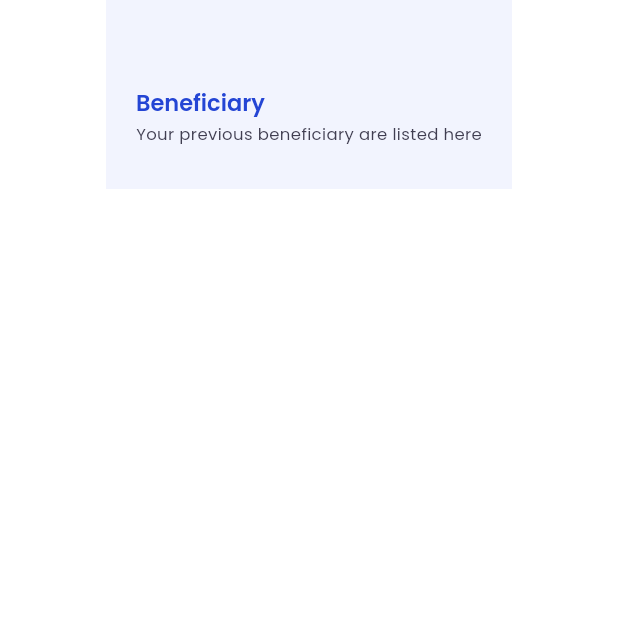
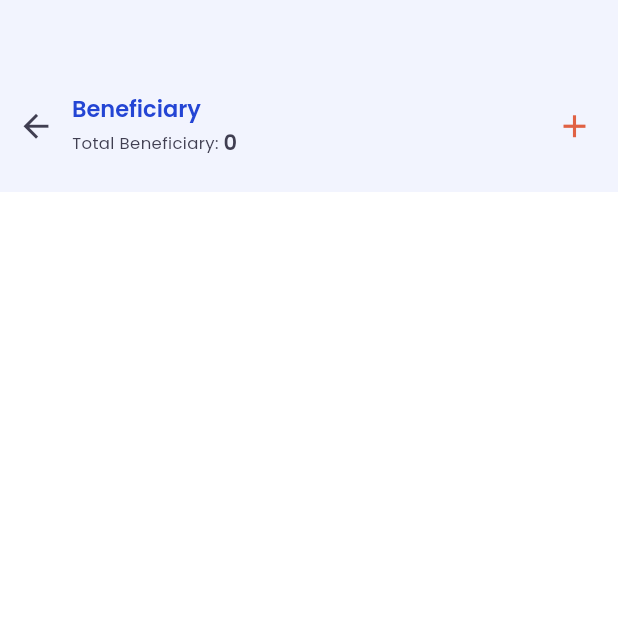
Before and after one commit to kin-mynthone/mynthone, a Flutter app: the BeneficiaryView screen opened by its route, on a phone screen of 412 x 824 dp, the top half of it. Run offline on Flutter 3.47's test engine with Material 3 defaults, Android fonts, the phone set to English and light mode, and no system bars; our stand-ins replace card_swiper, connectivity_plus, device_preview, flip_card, flutter_dotenv, flutter_form_builder and 14 more; accounts and stored records are empty; network calls fail.

Commit message:
display benef list

```diff
--- a/lib/app/features/beneficiary/views/beneficiary_view.dart
+++ b/lib/app/features/beneficiary/views/beneficiary_view.dart
@@ -1,9 +1,12 @@
 import 'package:flutter/material.dart';
+import 'package:flutter_svg/flutter_svg.dart';
 import 'package:get/get.dart';
 
+import '../../../helpers/asset_path_helper.dart';
 import '../../../helpers/log_helper.dart';
 import '../../../models/beneficiary_model.dart';
 import '../../../themes/app_colors.dart';
+import '../../../widgets/go_back_button_widget.dart';
 import '../controllers/beneficiary_controller.dart';
 
 class BeneficiaryView extends StatefulWidget {
@@ -64,8 +67,18 @@ class _HeaderWidget extends GetView<BeneficiaryController> {
   @override
   Widget build(BuildContext context) {
     return Container(
-      padding: const EdgeInsets.fromLTRB(20, 60, 20, 20),
+      padding: const EdgeInsets.fromLTRB(0, 60, 5, 20),
       color: AppColors.hF2F4FE,
+      child: Column(
+        crossAxisAlignment: CrossAxisAlignment.start,
+        children: [
+          Row(
+            children: [
+              GoBackButton(
+                onPressed: () => Get.back(closeOverlays: true),
+                iconColor: AppColors.h403E51,
+              ),
+              Expanded(
                 child: Column(
                   crossAxisAlignment: CrossAxisAlignment.start,
                   children: [
@@ -77,13 +90,42 @@ class _HeaderWidget extends GetView<BeneficiaryController> {
                           ),
                     ),
                     const SizedBox(height: 5),
+                    Row(
+                      children: [
                         Text(
-            'Your previous beneficiary are listed here',
-            style: Theme.of(context).textTheme.bodyMedium?.copyWith(
+                          'Total Beneficiary: ',
+                          style:
+                              Theme.of(context).textTheme.bodyMedium?.copyWith(
                                     color: AppColors.h403E51,
                                   ),
                         ),
-          const SizedBox(height: 10),
+                        Obx(() => Text(
+                              '${controller.beneficiary.length}',
+                              style: Theme.of(context)
+                                  .textTheme
+                                  .titleLarge
+                                  ?.copyWith(
+                                    color: AppColors.h403E51,
+                                    fontSize: 14,
+                                  ),
+                            )),
+                      ],
+                    ),
+                  ],
+                ),
+              ),
+              IconButton(
+                onPressed: () {},
+                icon: const Icon(
+                  Icons.add_outlined,
+                  color: AppColors.hE06144,
+                  size: 25,
+                ),
+              ),
+            ],
+          ),
+
+          //  const _SearchFormField(),
         ],
       ),
     );
--- a/lib/app/features/dashboard/bindings/dashboard_binding.dart
+++ b/lib/app/features/dashboard/bindings/dashboard_binding.dart
@@ -12,7 +12,7 @@ class DashboardBinding extends Bindings {
     Get.put(HomeController());
     Get.put(HomeStatementController());
     // Get.put(HomeCardsController());
-    // Get.put(CardListController());
+    // Get.put(CardController());
     Get.put(StatementController());
     Get.put(BeneficiaryController());
   }
--- a/lib/app/features/dashboard/widgets/dashboard_body_widget.dart
+++ b/lib/app/features/dashboard/widgets/dashboard_body_widget.dart
@@ -10,7 +10,7 @@ class _DashboardBodyWidget extends GetView<DashboardController> {
         index: controller.bottomNavCurrentIndex,
         children: const [
           Center(child: HomeView()),
-          //  Center(child: CardListView()),
+          //  Center(child: CardView()),
           Center(child: StatementView()),
           Center(child: Text('page4')),
         ],
--- /dev/null
+++ b/lib/app/features/dashboard_card/bindings/card_binding.dart
@@ -0,0 +1,10 @@
+import 'package:get/get.dart';
+
+import '../controllers/card_controller.dart';
+
+class CardBinding extends Bindings {
+  @override
+  void dependencies() {
+    Get.put(CardController());
+  }
+}
--- a/lib/app/features/dashboard_card_list/controllers/card_list_controller.dart
+++ b/lib/app/features/dashboard_card/controllers/card_controller.dart
@@ -4,8 +4,8 @@ import '../../../models/debit_card_model.dart';
 
 enum CardListStatus { initial, loading, succeeded, error }
 
-class CardListController extends GetxController {
-  static CardListController get find => Get.find();
+class CardController extends GetxController {
+  static CardController get find => Get.find();
 
   final _status = CardListStatus.initial.obs;
   Rx<CardListStatus> get status => _status;
@@ -18,7 +18,7 @@ class CardListController extends GetxController {
   List<DebitCard> get debitCards => _debitCard;
 
   String get currentState =>
-      'CardListController(status: ${_status.value},  errorMessage: ${_errorMessage.value}, debitCardLength: ${_debitCard.length}, )';
+      'CardController(status: ${_status.value},  errorMessage: ${_errorMessage.value}, debitCardLength: ${_debitCard.length}, )';
 
   @override
   void onInit() {
--- a/lib/app/features/dashboard_card_list/bindings/card_list_binding.dart
+++ /dev/null
@@ -1,10 +0,0 @@
-import 'package:get/get.dart';
-
-import '../controllers/card_list_controller.dart';
-
-class CardListBinding extends Bindings {
-  @override
-  void dependencies() {
-    Get.put(CardListController());
-  }
-}
--- a/lib/app/features/dashboard_statements/views/statements_view.dart
+++ b/lib/app/features/dashboard_statements/views/statements_view.dart
@@ -95,7 +95,7 @@ class _HeaderWidget extends GetView<StatementController> {
   }
 }
 
-class _SearchFormField extends GetView<StatementController> {
+class _SearchFormField extends StatelessWidget {
   const _SearchFormField();
 
   @override
--- a/lib/app/routes/app_pages.dart
+++ b/lib/app/routes/app_pages.dart
@@ -7,8 +7,8 @@ import '../features/card_info/bindings/card_info_binding.dart';
 import '../features/card_info/views/card_info_view.dart';
 import '../features/dashboard/bindings/dashboard_binding.dart';
 import '../features/dashboard/views/dashboard_view.dart';
-import '../features/dashboard_card_list/bindings/card_list_binding.dart';
-import '../features/dashboard_card_list/views/card_list_view.dart';
+import '../features/dashboard_card/bindings/card_binding.dart';
+import '../features/dashboard_card/views/card_view.dart';
 import '../features/dashboard_home/bindings/home_binding.dart';
 import '../features/dashboard_home/views/home_view.dart';
 import '../features/dashboard_statements/bindings/statements_binding.dart';
@@ -87,8 +87,8 @@ class AppPages {
     ),
     GetPage(
       name: _Paths.cardList,
-      page: () => const CardListView(),
-      binding: CardListBinding(),
+      page: () => const CardView(),
+      binding: CardBinding(),
     ),
     GetPage(
       name: _Paths.statement,
```
Also changed, not shown: lib/app/features/dashboard_card/views/card_view.dart (renamed from lib/app/features/dashboard_card_list/views/card_list_view.dart, +8 -8 lines). Lines whose indentation alone changed are shown as unchanged.
